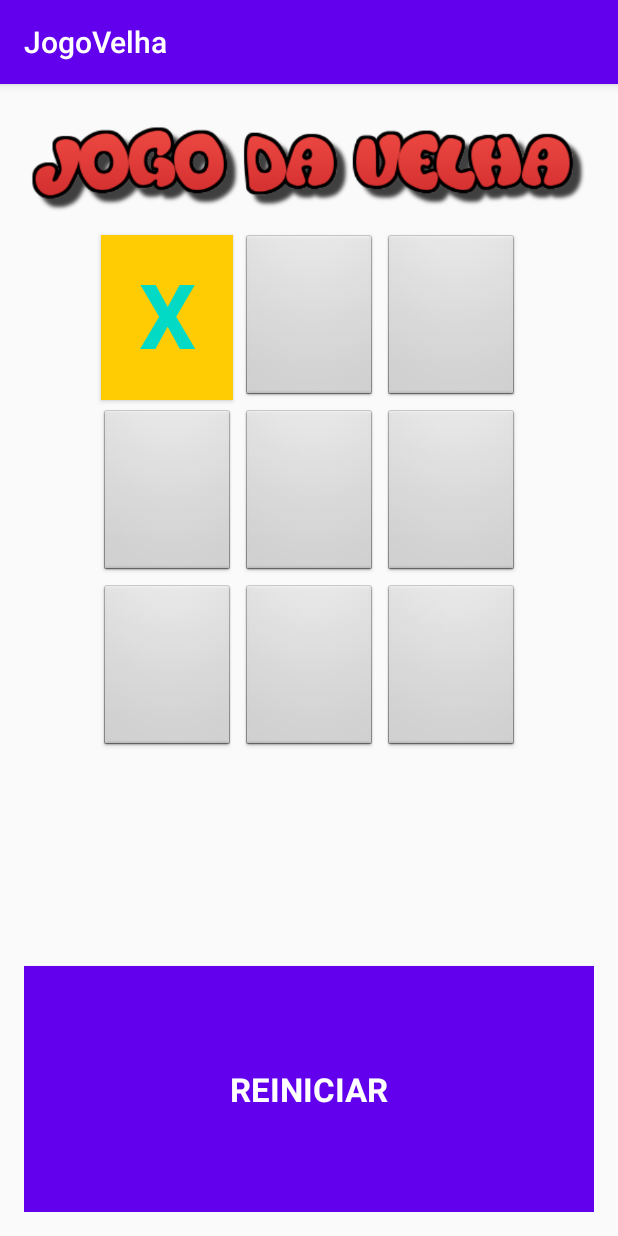
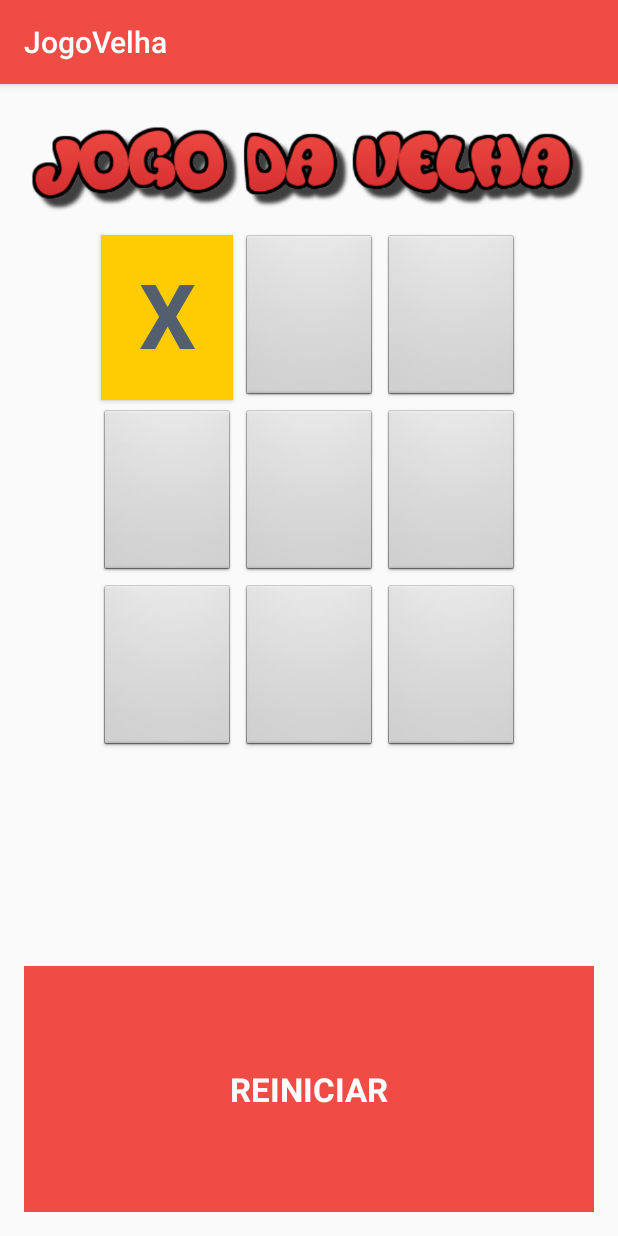
Before and after one commit to MichelSantosNaki/JogoVelha, an Android app: the screen it shows after launch (MainActivity), after a tap on an icon or button, on a phone screen of 412 x 824 dp. Run offline under Robolectric (Android 15) with nearby library versions, the phone set to English and light mode, and no system bars.

```diff
--- a/app/src/main/java/micheldev/com/br/MainActivity.kt
+++ b/app/src/main/java/micheldev/com/br/MainActivity.kt
@@ -67,6 +67,7 @@ class MainActivity : AppCompatActivity() {
        if (playerOne.containsAll(row1) || playerOne.containsAll(row2) || playerOne.containsAll(row3) || playerOne.containsAll(col1) ||
                        playerOne.containsAll(col2) || playerOne.containsAll(col3) || playerOne.containsAll(diagonal1) || playerOne.containsAll(diagonal2)){
            winer=1
+
        }
        if (playertwo.containsAll(row1) || playertwo.containsAll(row2) || playertwo.containsAll(row3) || playertwo.containsAll(col1) ||
            playertwo.containsAll(col2) || playertwo.containsAll(col3) || playertwo.containsAll(diagonal1) || playertwo.containsAll(diagonal2)){
@@ -79,4 +80,9 @@ class MainActivity : AppCompatActivity() {
             2 -> Toast.makeText(this, "Parabén o jogadoe 2 venceu", Toast.LENGTH_LONG).show()
         }
    }
+    fun restar(view: View){
+        playertwo.clear()
+        playerOne.clear()
+        setContentView(R.layout.activity_main)
+    }
 }
--- a/app/src/main/res/layout/activity_main.xml
+++ b/app/src/main/res/layout/activity_main.xml
@@ -113,6 +113,7 @@
         android:textAppearance="@style/TextAppearance.AppCompat.Large"
         android:textColor="@android:color/white"
         android:textStyle="bold"
+        android:onClick="restar"
          />
 
 
--- a/app/src/main/res/values/colors.xml
+++ b/app/src/main/res/values/colors.xml
@@ -1,8 +1,8 @@
 <?xml version="1.0" encoding="utf-8"?>
 <resources>
-    <color name="colorPrimary">#6200EE</color>
-    <color name="colorPrimaryDark">#3700B3</color>
-    <color name="colorAccent">#03DAC5</color>
+    <color name="colorPrimary">#EF4C45</color>
+    <color name="colorPrimaryDark">#CD2E30</color>
+    <color name="colorAccent">#535E6F</color>
 
     <color name="colorPlayer1">#FFCC04</color>
     <color name="colorPlayer2">#BED630</color>
```
